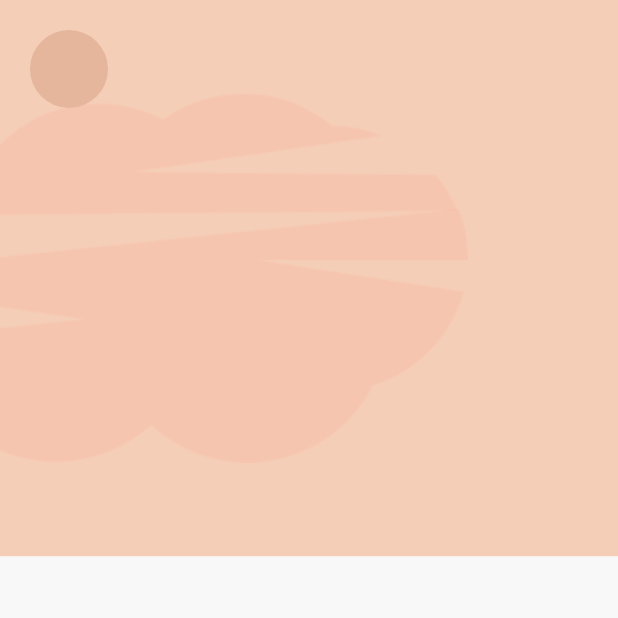
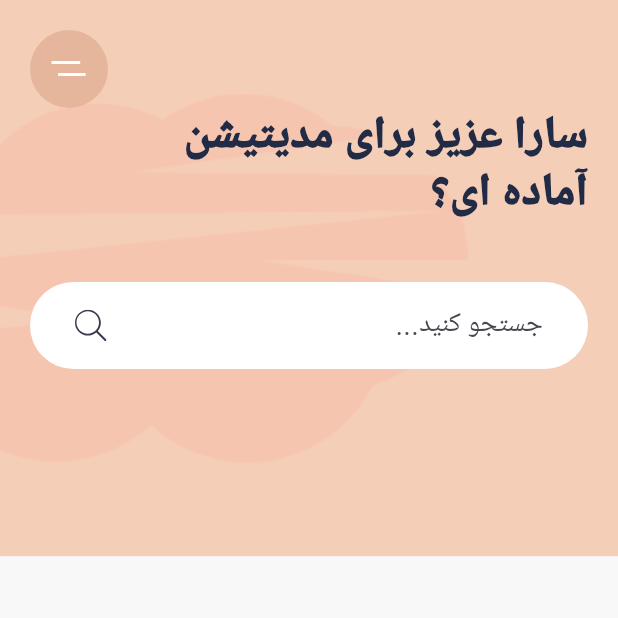
Before and after one commit to Shiroyaksha666/MeditationApp, a Flutter app: the screen it shows after launch, on a phone screen of 412 x 824 dp, the top half of it. Run offline on Flutter 3.47's test engine with Material 3 defaults, Android fonts, the phone set to English and light mode, and no system bars; our stand-ins replace flutter_svg.

Commit message:
making search bar

```diff
--- a/lib/main.dart
+++ b/lib/main.dart
@@ -1,4 +1,5 @@
 import 'package:flutter/material.dart';
+import 'package:flutter_svg/flutter_svg.dart';
 import 'package:meditation_app/constant/consts.dart';
 
 void main() {
@@ -11,6 +12,7 @@ class MyApp extends StatelessWidget {
   @override
   Widget build(BuildContext context) {
     return MaterialApp(
+      debugShowCheckedModeBanner: false,
       theme: ThemeData(
         textTheme: Theme.of(context).textTheme.apply(displayColor: kTextColor),
         scaffoldBackgroundColor: kBackgroundColor,
@@ -54,7 +56,10 @@ class _HomescreenState extends State<Homescreen> {
                 vertical: 20,
                 horizontal: 20,
               ),
-              child: Align(
+              child: Column(
+                crossAxisAlignment: CrossAxisAlignment.end,
+                children: [
+                  Align(
                     alignment: Alignment.topLeft,
                     child: Container(
                       height: 52,
@@ -64,7 +69,38 @@ class _HomescreenState extends State<Homescreen> {
                         shape: BoxShape.circle,
                         color: Color.fromARGB(255, 229, 182, 156),
                       ),
+                      child: SvgPicture.asset('assets/icons/menu.svg'),
                     ),
+                  ),
+                  Text(
+                    'سارا عزیز برای مدیتیشن\n آماده ای؟',
+                    textAlign: TextAlign.right,
+                    style: Theme.of(context).textTheme.displaySmall?.copyWith(
+                          fontSize: 30,
+                          fontWeight: FontWeight.w900,
+                        ),
+                  ),
+                  Container(
+                    margin: const EdgeInsets.symmetric(vertical: 40),
+                    padding:
+                        const EdgeInsets.symmetric(vertical: 5, horizontal: 30),
+                    decoration: BoxDecoration(
+                      color: Colors.white,
+                      borderRadius: BorderRadius.circular(30),
+                    ),
+                    child: TextField(
+                      textAlign: TextAlign.right,
+                      decoration: InputDecoration(
+                        hintText: '...جستجو کنید ',
+                        icon: SvgPicture.asset('assets/icons/search.svg'),
+                        hintStyle: const TextStyle(
+                          fontSize: 18,
+                        ),
+                        border: InputBorder.none,
+                      ),
+                    ),
+                  ),
+                ],
               ),
             ),
           ),
```
Lines whose indentation alone changed are shown as unchanged.
